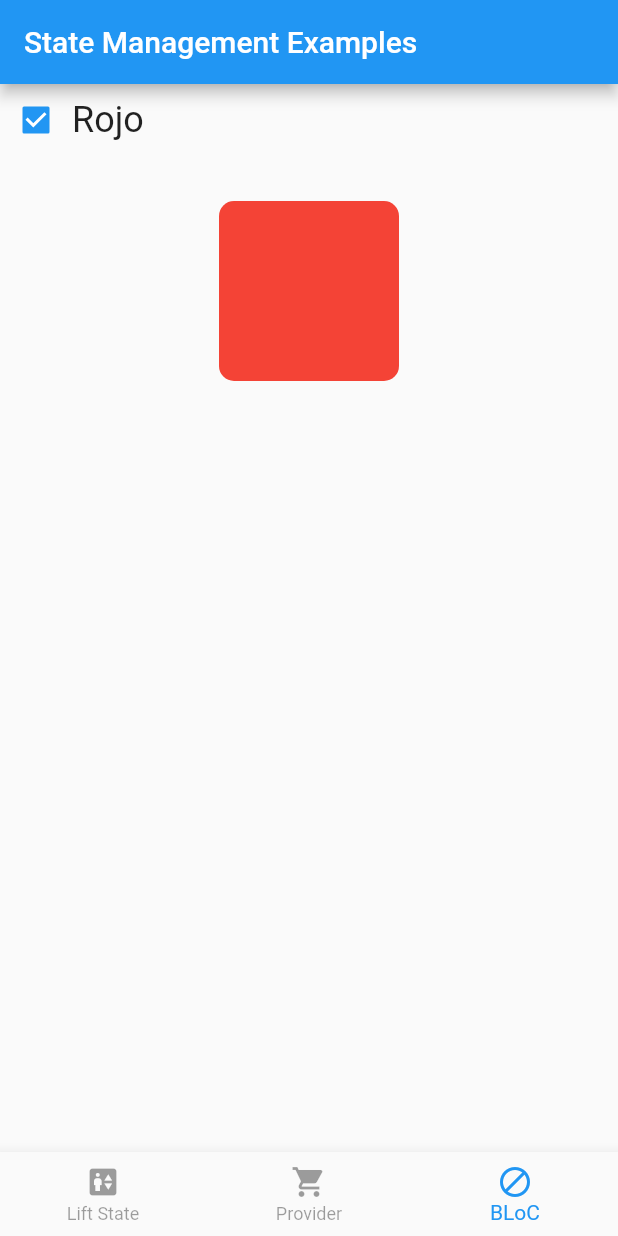
After one commit to Camilo-Hernandez/FlutterProjects, a Flutter app: the screen it shows after launch, item 3 of the bottom bar chosen, on a phone screen of 412 x 824 dp. The commit adds this screen. Run offline on Flutter 3.47's test engine with Material 2 defaults, Android fonts, the phone set to English and light mode, and no system bars; our stand-ins replace flutter_bloc, flutter_riverpod.

Commit message:
Añadido el ejemplo de cubits
Se asemeja mucho a Riverpod

```diff
--- /dev/null
+++ b/lib/cubit_example.dart
@@ -0,0 +1,113 @@
+/*
+BLoC es un patrón de diseño creado por Google, para ayudar a separar la lógica
+de negocio de la capa de presentación y permitir a los desarrolladores reusar código
+más eficientemente.
+
+Características:
+- Permiten saber el estado de la app en to do momento
+- Testear fácilmente todos los casos de uso
+- Registrar cada interación de los usuarios en nuestra app para poder tomar decisiones basadas en data
+- Poder reusar componentes a través de nuestra app y hacer el código más eficiente
+- Desarrollar apps reactivas
+
+Cubit: clase que expone funciones para modificar el estado
+Bloc: clase que escucha eventos para modificar el estado
+ */
+
+import 'package:flutter/material.dart';
+import 'package:flutter_bloc/flutter_bloc.dart';
+
+// Creación del estado
+class ColorSettings4 {
+  bool useRed;
+  ColorSettings4(this.useRed);
+}
+
+// Crear el cubit que exponga/modifique el estado ColorSettings. Aquí se pone la lógica del negocio.
+class ColorSettingsCubit extends Cubit<ColorSettings4> {
+  // Cualquiera que fuera, tiene que recibir un estado inicial, que permite interactuar con él al exponerlo
+  ColorSettingsCubit(super.initialState);
+
+  void setRed() {
+    // Se tiene que crear un nuevo state para que pueda llamar al rebuild
+    emit(ColorSettings4(true));
+  }
+
+  void unsetRed() {
+    emit(ColorSettings4(false));
+  }
+}
+
+class SettingsBlocExampleScreen extends StatelessWidget {
+  const SettingsBlocExampleScreen({Key? key}) : super(key: key);
+
+  @override
+  Widget build(BuildContext context) {
+    return Column(
+      children: const [
+        ColorsSelection(),
+        SizedBox(height: 20),
+        ColoredBox(),
+      ],
+    );
+  }
+}
+
+class ColorsSelection extends StatelessWidget {
+  const ColorsSelection({Key? key}) : super(key: key);
+
+  @override
+  Widget build(BuildContext context) {
+    return BlocBuilder<ColorSettingsCubit, ColorSettings4>(
+        builder: (context, colorSettingsState) {
+      return Row(
+        children: [
+          Checkbox(
+              value: colorSettingsState.useRed,
+              onChanged: (isChecked) =>
+                  _onCheckBoxPressed(isChecked!, context)),
+          Text(
+            'Rojo',
+            style: Theme.of(context).textTheme.headlineSmall,
+          ),
+        ],
+      );
+    });
+  }
+
+  void _onCheckBoxPressed(bool isChecked, BuildContext context) {
+    var colorSettingsCubit = context.read<ColorSettingsCubit>();
+    if (isChecked) {
+      colorSettingsCubit.setRed();
+    } else {
+      colorSettingsCubit.unsetRed();
+    }
+  }
+}
+
+class ColoredBox extends StatelessWidget {
+  const ColoredBox({Key? key}) : super(key: key);
+
+  @override
+  Widget build(BuildContext context) {
+    // El Builder es el que contruye los widgets que van a consumir el estado
+    // Para crearlo, se le pasan el Cubit y el estado
+    return BlocBuilder<ColorSettingsCubit, ColorSettings4>(
+      builder: (context, colorSettingsState) {
+        // aquí se está consumiendo el estado al pasarle el estado colorSettingsState, de tipo ColorSettings4
+        return Container(
+          margin: const EdgeInsets.all(10),
+          padding: const EdgeInsets.all(10),
+          decoration: BoxDecoration(
+            color: colorSettingsState.useRed ? Colors.red : Colors.black38,
+            borderRadius: BorderRadius.circular(10),
+          ),
+          child: const SizedBox(
+            height: 100,
+            width: 100,
+          ),
+        );
+      },
+    );
+  }
+}
--- a/lib/main.dart
+++ b/lib/main.dart
@@ -1,7 +1,10 @@
 import 'package:flutter/material.dart';
+import 'package:flutter_bloc/flutter_bloc.dart';
 import 'package:provider/provider.dart';
 import 'package:state_management_examples/lift_state_example.dart';
 import 'package:state_management_examples/provider_example.dart';
+
+import 'cubit_example.dart';
 
 void main() {
   const String title = 'State Management Examples';
@@ -29,11 +32,16 @@ class _SettingsScreenExamples extends State<SettingsScreenExamples> {
       create: (context) => ColorSettings(),
       child: const SettingProviderExampleScreen(),
     ), // la clase podría recibir el context
+    BlocProvider(
+        create: (BuildContext context) =>
+            ColorSettingsCubit(ColorSettings4(true)),
+        child: const SettingsBlocExampleScreen()),
   ];
 
   final _bottomNavigationBarItems = const <BottomNavigationBarItem>[
     BottomNavigationBarItem(icon: Icon(Icons.elevator), label: "Lift State"),
     BottomNavigationBarItem(icon: Icon(Icons.shopping_cart), label: "Provider"),
+    BottomNavigationBarItem(icon: Icon(Icons.block), label: "BLoC"),
   ];
 
   var _selectedItem = 0;
--- a/pubspec.yaml
+++ b/pubspec.yaml
@@ -37,6 +37,7 @@ dependencies:
   cupertino_icons: ^1.0.2
   provider: ^6.0.5
   flutter_riverpod: ^2.3.2
+  flutter_bloc: ^8.1.2
 
 dev_dependencies:
   flutter_test:
```
